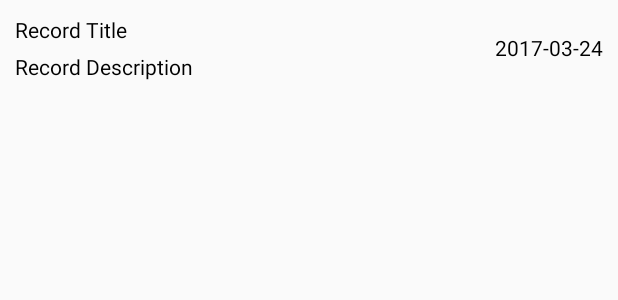
After one commit to CMPUT301F18T10/MediTrack, an Android app: the layout record_list_row_item.xml on its own in the app's theme, with its tools: preview values and no code run, on a phone screen of 412 x 824 dp. The commit adds this screen. Shown: the top 300 px of the screen. Run offline under Robolectric (Android 15) with nearby library versions, the phone set to English and light mode, and no system bars.

Commit message:
View Activity Compelted Except Modify Problem

```diff
--- /dev/null
+++ b/app/src/main/res/layout/record_list_row_item.xml
@@ -0,0 +1,38 @@
+<?xml version="1.0" encoding="utf-8"?>
+<RelativeLayout
+    xmlns:android="http://schemas.android.com/apk/res/android"
+    android:layout_width="match_parent"
+    android:layout_height="wrap_content"
+    android:orientation="vertical"
+    android:padding="10dp">
+
+    <TextView
+        android:id="@+id/recordTitle"
+        android:layout_width="wrap_content"
+        android:layout_height="wrap_content"
+        android:layout_alignParentTop="true"
+        android:text="Record Title"
+        android:textAppearance="?android:attr/textAppearanceSmall"
+        android:textColor="@android:color/black" />
+
+
+    <TextView
+        android:id="@+id/recordDescription"
+        android:layout_width="wrap_content"
+        android:layout_height="wrap_content"
+        android:layout_below="@+id/recordTitle"
+        android:layout_marginTop="5dp"
+        android:text="Record Description"
+        android:textColor="@android:color/black" />
+
+    <TextView
+        android:id="@+id/recordtimeStamp"
+        android:layout_width="wrap_content"
+        android:layout_height="wrap_content"
+        android:layout_alignParentEnd="true"
+        android:layout_alignParentRight="true"
+        android:layout_centerVertical="true"
+        android:text="2017-03-24"
+        android:textColor="@android:color/black" />
+
+</RelativeLayout>
```
Also changed, not shown: app/src/main/java/com/example/meditrack/RecordsListAdapter.java (added, +55 -0 lines), app/src/main/java/com/example/meditrack/viewProblemActivity.java (+18 -61 lines).
